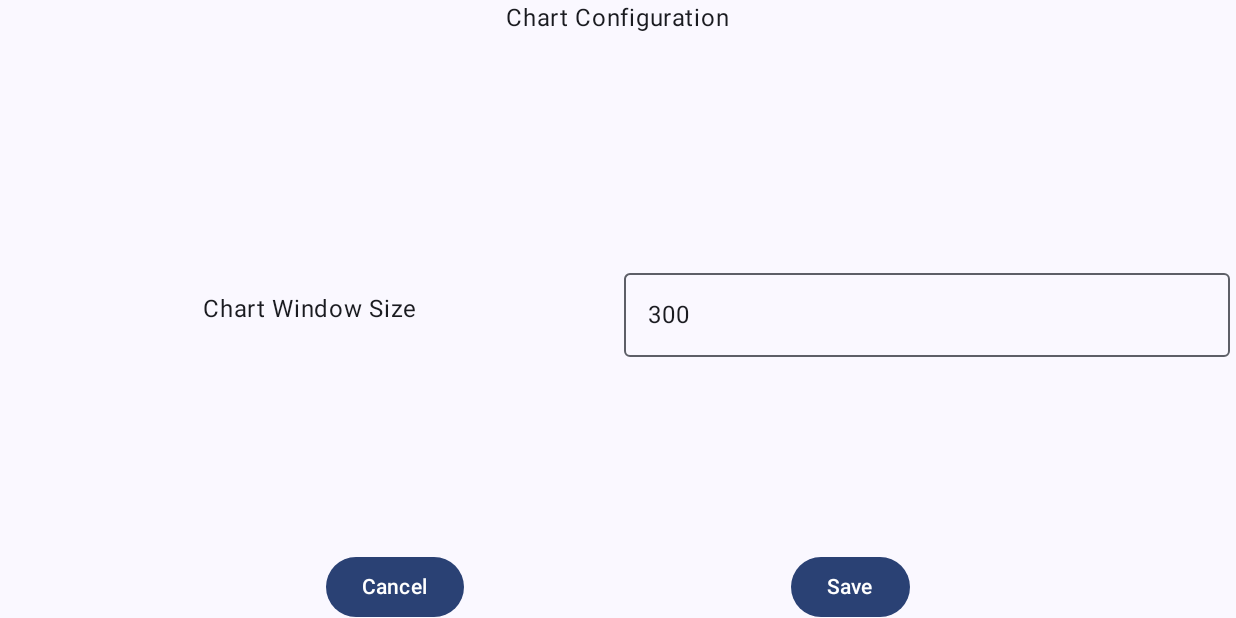
After one commit to DarrenChiang/BluetoothSensorApp, an Android app built with Jetpack Compose: the composable ChartConfigScreen shown on its own in the app's theme, on a phone screen of 824 x 412 dp (held sideways). The commit adds this screen. Run offline under Robolectric (Android 15) with nearby library versions, the light colour scheme and no system bars; our stand-ins replace Dagger/Hilt's generated code; libraries missing offline, so code that uses them is left out: com.github.mikephil.charting; 1 statement that could not run was skipped.

Commit message:
Add chart config, night mode support, and lower polling

```diff
--- a/app/build.gradle
+++ b/app/build.gradle
@@ -65,6 +65,6 @@ dependencies {
 
     implementation 'com.github.PhilJay:MPAndroidChart:v3.1.0'
 
-    implementation 'org.apache.poi:poi:5.2.2' // for reading and writing Excel files
-    implementation 'org.apache.poi:poi-ooxml:5.2.2' // for OOXML (XLSX) support
+    implementation 'androidx.appcompat:appcompat:1.6.1'
+    implementation 'androidx.core:core-ktx:1.9.0'
 }
--- a/app/src/main/java/com/aqst/bluetoothsensorapp/MainActivity.kt
+++ b/app/src/main/java/com/aqst/bluetoothsensorapp/MainActivity.kt
@@ -121,7 +121,8 @@ class MainActivity: ComponentActivity() {
                                 onValidateLeakRateConfiguration = viewModel::validateLeakRateConfiguration,
                                 onOpenLeakRateConfiguration = viewModel::openLeakRateConfigurationScreen,
                                 onCancelLeakRateConfiguration = viewModel::closeLeakRateConfigurationScreen,
-                                onSaveLeakRateConfiguration = viewModel::setLeakRateConfiguration
+                                onSaveLeakRateConfiguration = viewModel::setLeakRateConfiguration,
+                                onSetChartWindowSize = viewModel::setChartWindowSize
                             )
                         }
                         else -> {
--- a/app/src/main/java/com/aqst/bluetoothsensorapp/domain/sensor/LineChartController.kt
+++ b/app/src/main/java/com/aqst/bluetoothsensorapp/domain/sensor/LineChartController.kt
@@ -14,4 +14,6 @@ interface LineChartController {
     fun drawData(data: List<Entry>)
 
     fun setLimit(coefficient: Float?, exponent: Int?)
+
+    fun setWindowSize(size: Int)
 }
--- a/app/src/main/java/com/aqst/bluetoothsensorapp/presentation/BluetoothUiState.kt
+++ b/app/src/main/java/com/aqst/bluetoothsensorapp/presentation/BluetoothUiState.kt
@@ -17,6 +17,7 @@ data class BluetoothUiState(
     val deviceName: String? = null,
     val errorMessage: String? = null,
     val lastCommand: String? = null,
+    val startTime: Long? = null,
 
 //    To be implemented in BluetoothViewModel.kt
 //    Raw Data -> SG Filter -> 10 Average -> 2 Delta -> 10 Average -> Take positive else previous -> Take lesser else previous -> Step 5 - Step 6
@@ -45,5 +46,7 @@ data class BluetoothUiState(
     val leakRateConfigState: LeakRateConfigState = LeakRateConfigState(),
     val leakRate: Float = 1e-12f,
     val baseLeakRate: Float = 0f,
-    val leakRateColor: Color = Color.Transparent
+    val leakRateColor: Color = Color.Transparent,
+
+    val chartWindowSize: Int = 300
 )
--- a/app/src/main/java/com/aqst/bluetoothsensorapp/presentation/components/ButtonControls.kt
+++ b/app/src/main/java/com/aqst/bluetoothsensorapp/presentation/components/ButtonControls.kt
@@ -103,9 +103,9 @@ fun ButtonControls(
             Button(onClick = if (isPolling) onStopPolling else onStartPolling) {
                 Text(text = if (isPolling) "結束測試" else "開始測試")
             }
-//            Button(onClick = onOpenLeakRateConfiguration) {
-//                Text(text = "參數設定")
-//            }
+            Button(onClick = onOpenLeakRateConfiguration) {
+                Text(text = "參數設定")
+            }
         }
 
     }
--- /dev/null
+++ b/app/src/main/java/com/aqst/bluetoothsensorapp/presentation/components/ChartConfigScreen.kt
@@ -0,0 +1,83 @@
+package com.aqst.bluetoothsensorapp.presentation.components
+
+import androidx.compose.foundation.layout.Arrangement
+import androidx.compose.foundation.layout.Column
+import androidx.compose.foundation.layout.Row
+import androidx.compose.foundation.layout.fillMaxHeight
+import androidx.compose.foundation.layout.fillMaxWidth
+import androidx.compose.material3.Button
+import androidx.compose.material3.Text
+import androidx.compose.runtime.Composable
+import androidx.compose.runtime.getValue
+import androidx.compose.runtime.mutableStateOf
+import androidx.compose.runtime.remember
+import androidx.compose.runtime.setValue
+import androidx.compose.ui.Modifier
+
+fun isValidWindowSize(value: String): Boolean {
+    val size = value.toIntOrNull() ?: return false
+
+    return size in 100..600
+}
+
+@Composable
+fun ChartConfigScreen(
+    modifier: Modifier = Modifier,
+    chartWindowSize: Int = 300,
+    onSetChartWindowSize: (Int) -> Unit = {},
+    onCancel: () -> Unit = {}
+) {
+    var chartWindowSizeValue by remember { mutableStateOf(chartWindowSize.toString()) }
+
+    Column(
+        modifier = modifier
+    ) {
+        Row(
+            modifier = Modifier
+                .weight(0.1f)
+                .fillMaxWidth(),
+            horizontalArrangement = Arrangement.Center
+        ) {
+            Text(text = "Chart Configuration")
+        }
+        Row(
+            modifier = Modifier
+                .weight(0.8f)
+                .fillMaxWidth(),
+            horizontalArrangement = Arrangement.SpaceEvenly
+        ) {
+            Column(
+                modifier = Modifier
+                    .weight(0.5f)
+                    .fillMaxHeight(),
+                verticalArrangement = Arrangement.Center
+            ) {
+                ConfigRow(
+                    label = "Chart Window Size",
+                    value = chartWindowSizeValue,
+                    hasError = !isValidWindowSize(chartWindowSizeValue),
+                    errorMessage = "Must be Int (100 ≤ x ≤ 600)",
+                    onValueChange = { chartWindowSizeValue = it }
+                )
+            }
+        }
+        Row(
+            modifier = Modifier
+                .weight(0.1f)
+                .fillMaxWidth(),
+            horizontalArrangement = Arrangement.SpaceEvenly
+        ) {
+            Button(onClick = onCancel) {
+                Text(text = "Cancel")
+            }
+            Button(
+                onClick = {
+                    onSetChartWindowSize(chartWindowSizeValue.toInt())
+                },
+                enabled = isValidWindowSize(chartWindowSizeValue)
+            ) {
+                Text(text = "Save")
+            }
+        }
+    }
+}
--- a/app/src/main/java/com/aqst/bluetoothsensorapp/presentation/components/LeakRateConfiguration.kt
+++ b/app/src/main/java/com/aqst/bluetoothsensorapp/presentation/components/LeakRateConfiguration.kt
@@ -212,7 +212,8 @@ fun LeakRateConfigScreen(
                         onSave(finalConfig!!)
                     }
                 },
-                enabled = finalConfig !== null) {
+                enabled = finalConfig !== null
+            ) {
                 Text(text = "Save")
             }
         }
```
Also changed, not shown: app/src/main/java/com/aqst/bluetoothsensorapp/data/sensor/AndroidLineChartController.kt (+7 -2 lines), app/src/main/java/com/aqst/bluetoothsensorapp/presentation/BluetoothViewModel.kt (+44 -15 lines), app/src/main/java/com/aqst/bluetoothsensorapp/presentation/components/ChartDisplay.kt (+17 -2 lines), app/src/main/java/com/aqst/bluetoothsensorapp/presentation/components/ConnectedScreen.kt (+13 -6 lines).
